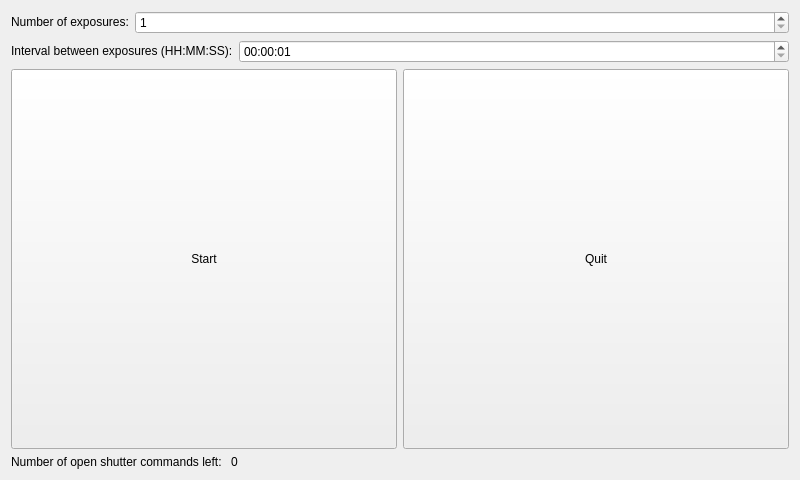
Above: forms/pirintervalometerform.ui from jpietrzak8/Pierogi before the change. Below: the same form after it.
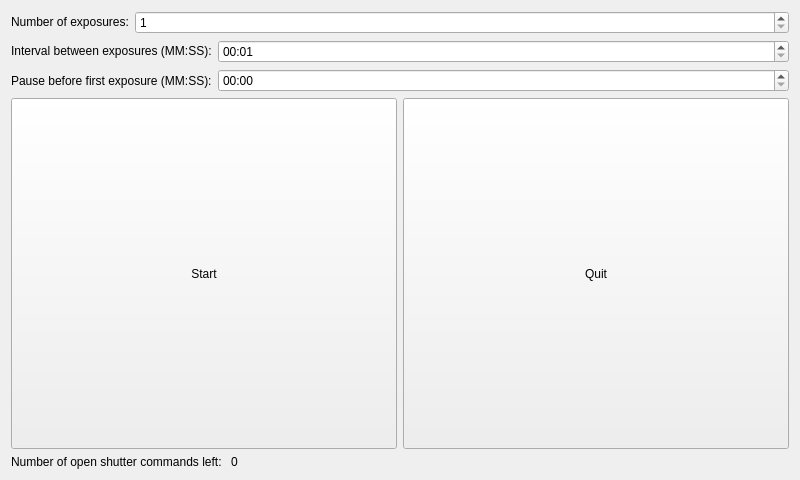
That is the form after the change.

Patch:
```diff
--- a/forms/pirintervalometerform.ui
+++ b/forms/pirintervalometerform.ui
@@ -52,7 +52,7 @@
         </sizepolicy>
        </property>
        <property name="text">
-        <string>Interval between exposures (HH:MM:SS):</string>
+        <string>Interval between exposures (MM:SS):</string>
        </property>
       </widget>
      </item>
@@ -66,7 +66,34 @@
         </time>
        </property>
        <property name="displayFormat">
-        <string>hh:mm:ss</string>
+        <string>mm:ss</string>
+       </property>
+      </widget>
+     </item>
+    </layout>
+   </item>
+   <item>
+    <layout class="QHBoxLayout" name="horizontalLayout_5">
+     <item>
+      <widget class="QLabel" name="pauseLabel">
+       <property name="sizePolicy">
+        <sizepolicy hsizetype="Fixed" vsizetype="Preferred">
+         <horstretch>0</horstretch>
+         <verstretch>0</verstretch>
+        </sizepolicy>
+       </property>
+       <property name="text">
+        <string>Pause before first exposure (MM:SS):</string>
+       </property>
+      </widget>
+     </item>
+     <item>
+      <widget class="QTimeEdit" name="pauseTimeEdit">
+       <property name="currentSection">
+        <enum>QDateTimeEdit::SecondSection</enum>
+       </property>
+       <property name="displayFormat">
+        <string>mm:ss</string>
        </property>
       </widget>
      </item>
```
Left out of the diff: 3 changed lines with no effect on the pictures.
